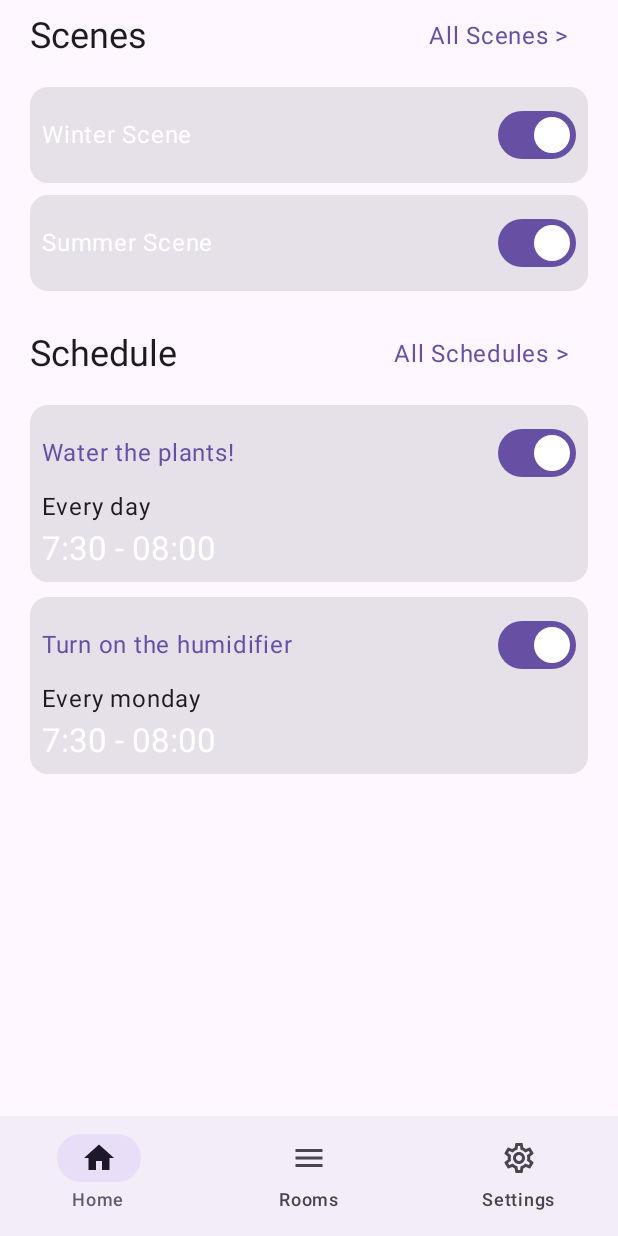
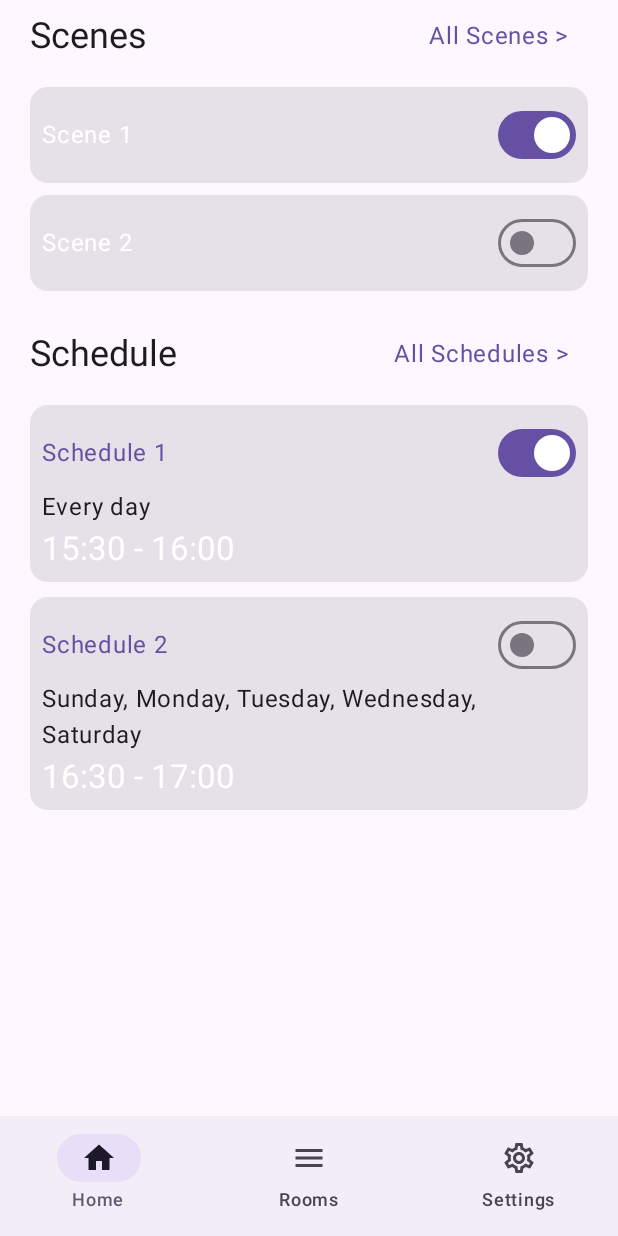
Before and after one commit to DaniMihaiConstantinescu/Client-Licenta, an Android app built with Jetpack Compose: the screen it shows after launch (MainActivity), on a phone screen of 412 x 824 dp. Run offline under Robolectric (Android 15) with nearby library versions, the phone set to English and light mode, and no system bars.

Commit message:
Add scenes and schdules dynamic
* created dataClasses for scene and schedule
* created viewModels for scenes and schedules (data is hardcoded, needs to fetch the api at init)

```diff
--- a/app/build.gradle.kts
+++ b/app/build.gradle.kts
@@ -79,6 +79,8 @@ dependencies {
     implementation("androidx.navigation:navigation-compose:2.5.3")
     implementation("androidx.lifecycle:lifecycle-runtime-compose:2.6.1")
 
+    implementation("androidx.lifecycle:lifecycle-viewmodel-compose:2.7.0")
+
     implementation("io.github.raamcosta.compose-destinations:core:1.1.2-beta")
     ksp("io.github.raamcosta.compose-destinations:ksp:1.1.2-beta")
 }
--- a/app/src/main/java/com/example/testapp/ui/homepage/home/SceneCard.kt
+++ b/app/src/main/java/com/example/testapp/ui/homepage/home/SceneCard.kt
@@ -17,10 +17,11 @@ import androidx.compose.ui.Alignment
 import androidx.compose.ui.Modifier
 import androidx.compose.ui.graphics.Color
 import androidx.compose.ui.unit.dp
+import com.example.testapp.utils.dataClasses.homeScreen.Scene
 
 @Composable
-fun SceneCard(text: String) {
-    var checked by remember { mutableStateOf(true) }
+fun SceneCard(scene: Scene) {
+    var checked by remember { mutableStateOf(scene.isActive) }
 
     Card(
         modifier = Modifier
@@ -34,7 +35,7 @@ fun SceneCard(text: String) {
             verticalAlignment = Alignment.CenterVertically,
             horizontalArrangement = Arrangement.SpaceBetween
         ) {
-            Text(text = text, color = Color.White , style = MaterialTheme.typography.bodyLarge)
+            Text(text = scene.sceneName, color = Color.White , style = MaterialTheme.typography.bodyLarge)
             Switch(
                 checked = checked,
                 onCheckedChange = {
--- a/app/src/main/java/com/example/testapp/ui/homepage/home/ScheduleCard.kt
+++ b/app/src/main/java/com/example/testapp/ui/homepage/home/ScheduleCard.kt
@@ -18,10 +18,11 @@ import androidx.compose.ui.Alignment
 import androidx.compose.ui.Modifier
 import androidx.compose.ui.graphics.Color
 import androidx.compose.ui.unit.dp
+import com.example.testapp.utils.dataClasses.homeScreen.Schedule
 
 @Composable
-fun ScheduleCard(title: String, interval: String, repetition: String) {
-    var checked by remember { mutableStateOf(true) }
+fun ScheduleCard(schedule: Schedule) {
+    var checked by remember { mutableStateOf(schedule.isActive) }
 
     Card(
         modifier = Modifier
@@ -38,7 +39,7 @@ fun ScheduleCard(title: String, interval: String, repetition: String) {
                 verticalAlignment = Alignment.CenterVertically,
                 horizontalArrangement = Arrangement.SpaceBetween
             ) {
-                Text(text = title, color = MaterialTheme.colorScheme.primary , style = MaterialTheme.typography.bodyLarge)
+                Text(text = schedule.scheduleName, color = MaterialTheme.colorScheme.primary , style = MaterialTheme.typography.bodyLarge)
                 Switch(
                     checked = checked,
                     onCheckedChange = {
@@ -47,8 +48,32 @@ fun ScheduleCard(title: String, interval: String, repetition: String) {
                 )
             }
 
-            Text(text = repetition, modifier = Modifier.padding(bottom = 2.dp))
-            Text(text = interval, color = Color.White, style = MaterialTheme.typography.titleLarge)
+            Text(text = formatDaysOfWeek(schedule.days), modifier = Modifier.padding(bottom = 2.dp))
+            Text(text = "${schedule.from} - ${schedule.until}", color = Color.White, style = MaterialTheme.typography.titleLarge)
         }
     }
 }
+
+fun formatDaysOfWeek(days: List<Int>): String {
+    return when {
+        days.size == 7 && days.all { it in 0..6 } -> "Every day"
+        days.size == 1 && days[0] in 0..6 -> "Every ${getDayOfWeekName(days[0])}"
+        else -> {
+            val dayNames = days.mapNotNull { getDayOfWeekName(it) }
+            dayNames.joinToString(", ")
+        }
+    }
+}
+
+fun getDayOfWeekName(day: Int): String? {
+    return when (day) {
+        0 -> "Sunday"
+        1 -> "Monday"
+        2 -> "Tuesday"
+        3 -> "Wednesday"
+        4 -> "Thursday"
+        5 -> "Friday"
+        6 -> "Saturday"
+        else -> null
+    }
+}
--- a/app/src/main/java/com/example/testapp/ui/homepage/screens/HomeScreen.kt
+++ b/app/src/main/java/com/example/testapp/ui/homepage/screens/HomeScreen.kt
@@ -1,5 +1,6 @@
 package com.example.testapp.ui.homepage.screens
 
+import android.util.Log
 import androidx.compose.foundation.background
 import androidx.compose.foundation.layout.Arrangement
 import androidx.compose.foundation.layout.Column
@@ -7,16 +8,22 @@ import androidx.compose.foundation.layout.Row
 import androidx.compose.foundation.layout.fillMaxSize
 import androidx.compose.foundation.layout.fillMaxWidth
 import androidx.compose.foundation.layout.padding
+import androidx.compose.foundation.lazy.LazyColumn
+import androidx.compose.foundation.lazy.items
 import androidx.compose.material3.MaterialTheme
 import androidx.compose.material3.Text
 import androidx.compose.material3.TextButton
 import androidx.compose.runtime.Composable
 import androidx.compose.ui.Alignment
 import androidx.compose.ui.Modifier
+import androidx.compose.ui.platform.LocalContext
 import androidx.compose.ui.tooling.preview.Preview
 import androidx.compose.ui.unit.dp
+import androidx.lifecycle.viewmodel.compose.viewModel
 import com.example.testapp.ui.homepage.home.SceneCard
 import com.example.testapp.ui.homepage.home.ScheduleCard
+import com.example.testapp.utils.viewModels.homeScreen.HomeSceneViewModel
+import com.example.testapp.utils.viewModels.homeScreen.HomeScheduleViewModel
 
 @Composable
 fun HomeScreen() {
@@ -35,12 +42,16 @@ fun HomeScreen() {
 
 @Composable
 fun ScenePart() {
-    Column(
+
+    val sceneViewModel = viewModel<HomeSceneViewModel>()
+
+    LazyColumn(
         modifier = Modifier
             .fillMaxWidth()
             .padding(bottom = 10.dp)
     ) {
         // Header
+        item {
             Row(
                 modifier = Modifier
                     .fillMaxWidth()
@@ -56,24 +67,26 @@ fun ScenePart() {
                 }
 
             }
-        // Map over the scenes
-        SceneCard(
-            text = "Winter Scene",
-        )
-        SceneCard(
-            text = "Summer Scene",
-        )
+        }
+        items(sceneViewModel.topScenes) { scene ->
+            SceneCard(scene)
+        }
+
     }
 }
 
 @Composable
 fun SchedulePart() {
-    Column(
+
+    val scheduleViewModel = viewModel<HomeScheduleViewModel>()
+
+    LazyColumn(
         modifier = Modifier
             .fillMaxWidth()
             .padding(bottom = 10.dp)
     ) {
         // Header
+        item {
             Row(
                 modifier = Modifier
                     .fillMaxWidth()
@@ -89,17 +102,11 @@ fun SchedulePart() {
                 }
 
             }
-        // Map over the schedules
-        ScheduleCard(
-            title = "Water the plants!",
-            interval = "7:30 - 08:00",
-            repetition = "Every day",
-        )
-        ScheduleCard(
-            title = "Turn on the humidifier",
-            interval = "7:30 - 08:00",
-            repetition = "Every monday",
-        )
+        }
+        items(scheduleViewModel.topSchedules) { schedule ->
+            ScheduleCard(schedule)
+        }
+
     }
 }
 
--- /dev/null
+++ b/app/src/main/java/com/example/testapp/utils/dataClasses/general/Device.kt
@@ -0,0 +1,6 @@
+package com.example.testapp.utils.dataClasses.general
+
+data class Device(
+    val macAddress: String,
+    val settings: Settings
+)
--- /dev/null
+++ b/app/src/main/java/com/example/testapp/utils/dataClasses/general/Settings.kt
@@ -0,0 +1,4 @@
+package com.example.testapp.utils.dataClasses.general
+data class Settings(
+    val settings: List<Pair<String, String>>
+)
--- /dev/null
+++ b/app/src/main/java/com/example/testapp/utils/dataClasses/homeScreen/Scene.kt
@@ -0,0 +1,14 @@
+package com.example.testapp.utils.dataClasses.homeScreen
+
+import com.example.testapp.utils.dataClasses.general.Device
+
+data class SceneResponse(
+    val message: String,
+    val scenes: List<Scene>
+)
+data class Scene(
+    val devices: List<Device>,
+    val isActive: Boolean,
+    val sceneId: String,
+    val sceneName: String
+)
--- /dev/null
+++ b/app/src/main/java/com/example/testapp/utils/dataClasses/homeScreen/Schedule.kt
@@ -0,0 +1,18 @@
+package com.example.testapp.utils.dataClasses.homeScreen
+
+import com.example.testapp.utils.dataClasses.general.Device
+
+data class ScheduleResponse(
+    val message: String,
+    val schedules: List<Schedule>
+)
+
+data class Schedule(
+    val days: List<Int>,
+    val devices: List<Device>,
+    val from: String,
+    val isActive: Boolean,
+    val scheduleId: String,
+    val scheduleName: String,
+    val until: String
+)
--- /dev/null
+++ b/app/src/main/java/com/example/testapp/utils/viewModels/homeScreen/HomeSceneViewModel.kt
@@ -0,0 +1,56 @@
+package com.example.testapp.utils.viewModels.homeScreen
+
+import androidx.compose.runtime.getValue
+import androidx.compose.runtime.mutableStateOf
+import androidx.compose.runtime.setValue
+import androidx.lifecycle.ViewModel
+import com.example.testapp.utils.dataClasses.general.Device
+import com.example.testapp.utils.dataClasses.general.Settings
+import com.example.testapp.utils.dataClasses.homeScreen.Scene
+
+class HomeSceneViewModel: ViewModel(){
+
+    private val testScenes = listOf(
+        Scene(
+            devices = listOf(
+                Device(
+                    macAddress = "addressamac1",
+                    settings = Settings(
+                        listOf(
+                            Pair("temeperature", "22,5"),
+                            Pair("otherSetting", "value1")
+                        )
+                    )
+                )
+            ),
+            isActive = true,
+            sceneId = "-NsiYEZFVGx__HaZOY5i1",
+            sceneName = "Scene 1"
+        ),
+        Scene(
+            devices = listOf(
+                Device(
+                    macAddress = "addressamac2",
+                    settings = Settings(
+                        listOf(
+                            Pair("temperature", "23.5"),
+                            Pair("otherSetting", "value2")
+                        )
+                    )
+                )
+            ),
+            isActive = false,
+            sceneId = "-NsiYEZFVGx__HaZOY5i2",
+            sceneName = "Scene 2"
+        )
+    )
+
+    var topScenes by mutableStateOf<List<Scene>>(testScenes)
+        private set
+
+    fun toggleScene(userId: String, sceneId: String){
+        // call API
+        return
+    }
+
+}
--- /dev/null
+++ b/app/src/main/java/com/example/testapp/utils/viewModels/homeScreen/HomeScheduleViewModel.kt
@@ -0,0 +1,62 @@
+package com.example.testapp.utils.viewModels.homeScreen
+
+import androidx.compose.runtime.getValue
+import androidx.compose.runtime.mutableStateOf
+import androidx.compose.runtime.setValue
+import androidx.lifecycle.ViewModel
+import com.example.testapp.utils.dataClasses.homeScreen.Scene
+import com.example.testapp.utils.dataClasses.general.Device
+import com.example.testapp.utils.dataClasses.general.Settings
+import com.example.testapp.utils.dataClasses.homeScreen.Schedule
+
+class HomeScheduleViewModel: ViewModel(){
+
+    private val testSchedules = listOf(
+        Schedule(
+            days = listOf(0, 1, 2, 3, 4, 5, 6),
+            devices = listOf(
+                Device(
+                    macAddress = "addressamac1",
+                    settings = Settings(
+                        listOf(
+                            Pair("temperature", "22.5")
+                        )
+                    )
+                )
+            ),
+            from = "15:30",
+            isActive = true,
+            scheduleId = "-NsoLNaH3j3bOKQeqClR1",
+            scheduleName = "Schedule 1",
+            until = "16:00"
+        ),
+        Schedule(
+            days = listOf(0,1, 2, 3, 6),
+            devices = listOf(
+                Device(
+                    macAddress = "addressamac2",
+                    settings = Settings(
+                        listOf(
+                            Pair("temperature", "22.5")
+                        )
+                    )
+                )
+            ),
+            from = "16:30",
+            isActive = false,
+            scheduleId = "-NsoLNaH3j3bOKQeqClR2",
+            scheduleName = "Schedule 2",
+            until = "17:00"
+        )
+    )
+
+
+    var topSchedules by mutableStateOf<List<Schedule>>(testSchedules)
+        private set
+
+    fun toggleSchedule(userId: String, scheduleId: String){
+        // call API
+        return
+    }
+
+}
```
Lines whose indentation alone changed are shown as unchanged.
